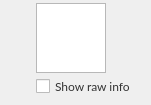
First picture: the form in src/MEGASync/stalled_issues/gui/macx/StalledIssueActionTitle.ui, repository meganz/MEGAsync, before the edit.
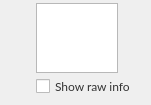
Second picture: the form after the edit. Custom widgets are drawn as their Qt base class.

Patch:
```diff
--- a/src/MEGASync/stalled_issues/gui/macx/StalledIssueActionTitle.ui
+++ b/src/MEGASync/stalled_issues/gui/macx/StalledIssueActionTitle.ui
@@ -162,7 +162,7 @@
            <property name="styleSheet">
             <string notr="true"/>
            </property>
-           <layout class="QHBoxLayout" name="horizontalLayout_3" stretch="1,0,1">
+           <layout class="QHBoxLayout" name="horizontalLayout_3" stretch="1,0,0">
             <property name="spacing">
              <number>8</number>
             </property>
```
